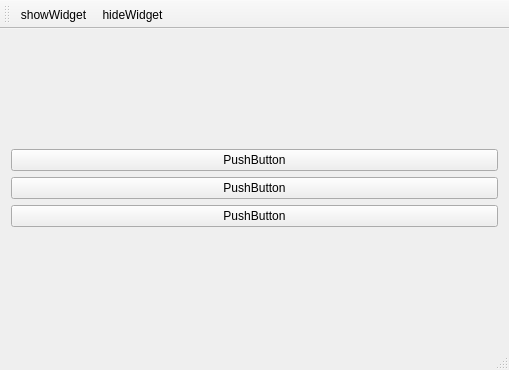
This is App/AppAnimationTest/animationmainwindow.ui in tiangaomingjing/ServoDriveTech as Qt 5 draws it before an edit. The edited form follows.
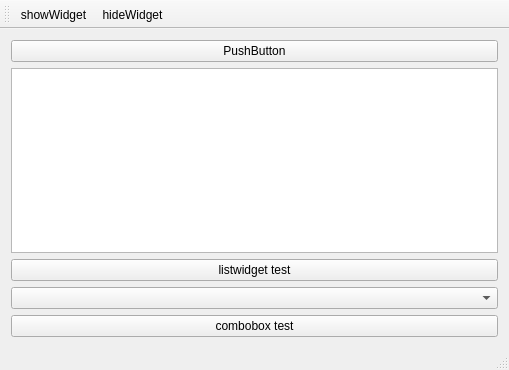
This is the edited form.

The edit to the form file:
```diff
--- a/App/AppAnimationTest/animationmainwindow.ui
+++ b/App/AppAnimationTest/animationmainwindow.ui
@@ -24,17 +24,23 @@
         </property>
        </widget>
       </item>
+      <item>
+       <widget class="QListWidget" name="listWidget"/>
+      </item>
       <item>
        <widget class="QPushButton" name="pushButton_3">
         <property name="text">
-         <string>PushButton</string>
+         <string>listwidget test</string>
         </property>
        </widget>
       </item>
+      <item>
+       <widget class="QComboBox" name="comboBox"/>
+      </item>
       <item>
        <widget class="QPushButton" name="pushButton">
         <property name="text">
-         <string>PushButton</string>
+         <string>combobox test</string>
         </property>
        </widget>
       </item>
```
